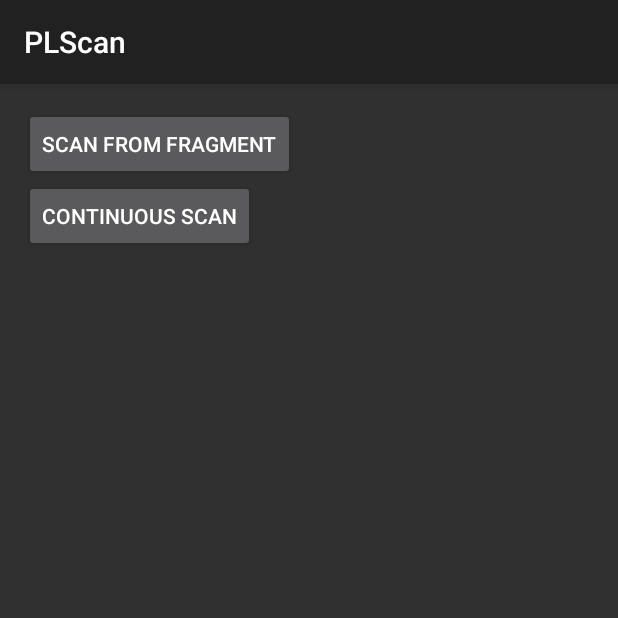
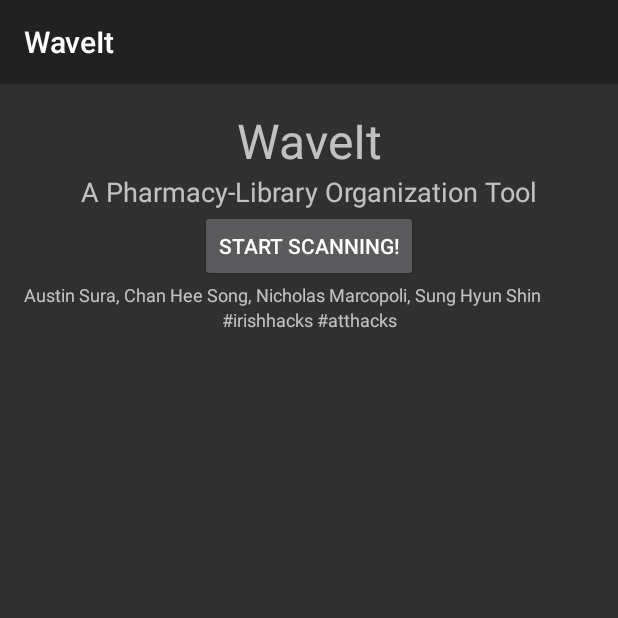
Before and after one commit to 16suraaus/WaveIt, an Android app: the screen it shows after launch (MainActivity), on a phone screen of 412 x 824 dp, the top half of it. Run offline under Robolectric (Android 15) with nearby library versions, the phone set to English and light mode, and no system bars; libraries missing offline, so code that uses them is left out: com.mikepenz.aboutlibraries, com.squareup.leakcanary; 1 statement that could not run was skipped.

Commit message:
changed name again and added a small title screen

```diff
--- a/sample/src/main/AndroidManifest.xml
+++ b/sample/src/main/AndroidManifest.xml
@@ -19,7 +19,9 @@
                 <category android:name="android.intent.category.LAUNCHER" />
             </intent-filter>
         </activity>
-        <activity android:name=".ContinuousCaptureActivity"></activity>
+        <activity android:name=".ContinuousCaptureActivity"
+            android:screenOrientation="portrait">
+        </activity>
         <activity
             android:name=".AnyOrientationCaptureActivity"
             android:screenOrientation="fullSensor"
--- a/sample/src/main/res/layout/activity_main.xml
+++ b/sample/src/main/res/layout/activity_main.xml
@@ -53,22 +53,55 @@
             android:layout_width="wrap_content"
             android:layout_height="wrap_content"
             android:text="@string/front_camera"
-            android:onClick="scanBarcodeFrontCamera"/-->
+            android:onClick="scanBarcodeFrontCamera"/>
 
         <fragment
             android:id="@+id/fragment_scan"
             android:layout_width="match_parent"
             android:layout_height="wrap_content"
 
-            android:name="example.zxing.MainActivity$ScanFragment" tools:layout="@layout/fragment_scan" />
+            android:name="example.zxing.MainActivity$ScanFragment" tools:layout="@layout/fragment_scan" /-->
 
+        <TextView
+            android:layout_width="match_parent"
+            android:layout_height="wrap_content"
+            android:text="WaveIt"
+            android:textSize="32dp"
+            android:gravity="center"/>
 
-        <Button
-            android:layout_width="wrap_content"
+        <TextView
+            android:layout_width="match_parent"
             android:layout_height="wrap_content"
-            android:text="@string/custom_activity"
-            android:onClick="scanContinuous"/>
+            android:text="A Pharmacy-Library Organization Tool"
+            android:textSize="18dp"
+            android:gravity="center"/>
 
+        <LinearLayout
+            android:layout_width="match_parent"
+            android:layout_height="wrap_content"
+            android:orientation="vertical"
+            android:layout_gravity="bottom">
+
+            <Button
+                android:layout_width="wrap_content"
+                android:layout_height="wrap_content"
+                android:layout_gravity="center"
+                android:text="Start Scanning!"
+                android:onClick="scanContinuous"/>
+
+            <TextView
+                android:layout_width="match_parent"
+                android:layout_height="wrap_content"
+                android:text="Austin Sura, Chan Hee Song, Nicholas Marcopoli, Sung Hyun Shin"
+                android:textSize="12dp"/>
+
+            <TextView
+                android:layout_width="match_parent"
+                android:layout_height="wrap_content"
+                android:gravity="center"
+                android:textSize="12dp"
+                android:text="#irishhacks #atthacks"/>
+        </LinearLayout>
         <!--Button
             android:layout_width="wrap_content"
             android:layout_height="wrap_content"
@@ -109,4 +142,6 @@
     </LinearLayout>
 
 
+
+
 </ScrollView>
--- a/sample/src/main/res/values/strings.xml
+++ b/sample/src/main/res/values/strings.xml
@@ -1,7 +1,7 @@
 <?xml version="1.0" encoding="utf-8"?>
 <resources xmlns:tools="http://schemas.android.com/tools" tools:ignore="MissingTranslation">
 
-    <string name="app_name">PLScan</string>
+    <string name="app_name">WaveIt</string>
     <string name="scan_barcode">Scan Barcode</string>
     <string name="scan_barcode_with_request_code">Scan Barcode with customized request code</string>
     <string name="any_orientation">1D Any Orientation</string>
```
